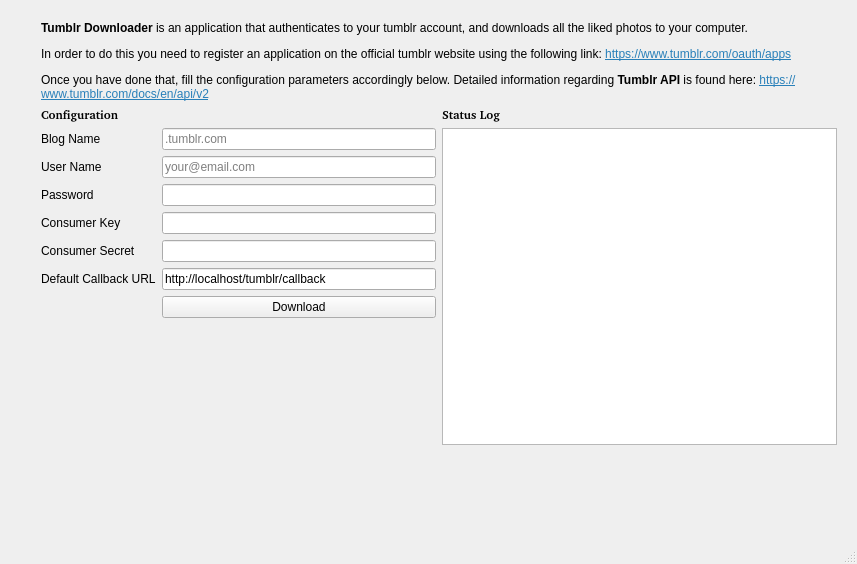
First picture: the form in tumblr-downloader-gui/mainwindow.ui, repository neuro-sys/tumblr-likes-downloader, before the edit.
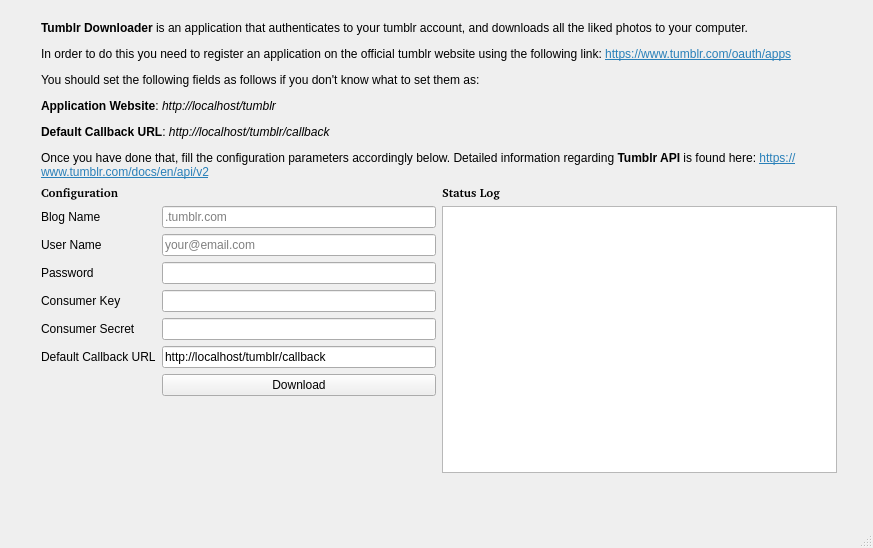
Second picture: the form after the edit.

Commit message: Improve desciption and enable URL links opening

The edit to the form file:
```diff
--- a/tumblr-downloader-gui/mainwindow.ui
+++ b/tumblr-downloader-gui/mainwindow.ui
@@ -6,8 +6,8 @@
    <rect>
     <x>0</x>
     <y>0</y>
-    <width>857</width>
-    <height>564</height>
+    <width>873</width>
+    <height>548</height>
    </rect>
   </property>
   <property name="windowTitle">
@@ -20,14 +20,14 @@
       <x>30</x>
       <y>10</y>
       <width>818</width>
-      <height>446</height>
+      <height>474</height>
      </rect>
     </property>
     <layout class="QVBoxLayout" name="verticalLayout">
      <item>
       <widget class="QLabel" name="label_3">
        <property name="text">
-        <string>&lt;html&gt;&lt;head/&gt;&lt;body&gt;&lt;p&gt;&lt;span style=&quot; font-weight:600;&quot;&gt;Tumblr Downloader&lt;/span&gt; is an application that authenticates to your tumblr account, and downloads all the liked photos to your computer.&lt;/p&gt;&lt;p&gt;In order to do this you need to register an application on the official tumblr website using the following link: &lt;a href=&quot;https://www.tumblr.com/oauth/apps&quot;&gt;&lt;span style=&quot; text-decoration: underline; color:#2980b9;&quot;&gt;https://www.tumblr.com/oauth/apps&lt;/span&gt;&lt;/a&gt;&lt;/p&gt;&lt;p&gt;Once you have done that, fill the configuration parameters accordingly below. Detailed information regarding &lt;span style=&quot; font-weight:600;&quot;&gt;Tumblr API&lt;/span&gt; is found here: &lt;a href=&quot;https://www.tumblr.com/docs/en/api/v2&quot;&gt;&lt;span style=&quot; text-decoration: underline; color:#2980b9;&quot;&gt;https://www.tumblr.com/docs/en/api/v2&lt;/span&gt;&lt;/a&gt;&lt;/p&gt;&lt;/body&gt;&lt;/html&gt;</string>
+        <string>&lt;html&gt;&lt;head/&gt;&lt;body&gt;&lt;p&gt;&lt;span style=&quot; font-weight:600;&quot;&gt;Tumblr Downloader&lt;/span&gt; is an application that authenticates to your tumblr account, and downloads all the liked photos to your computer.&lt;/p&gt;&lt;p&gt;In order to do this you need to register an application on the official tumblr website using the following link: &lt;a href=&quot;https://www.tumblr.com/oauth/apps&quot;&gt;&lt;span style=&quot; text-decoration: underline; color:#2980b9;&quot;&gt;https://www.tumblr.com/oauth/apps&lt;/span&gt;&lt;/a&gt;&lt;/p&gt;&lt;p&gt;You should set the following fields as follows if you don't know what to set them as:&lt;/p&gt;&lt;p&gt;&lt;span style=&quot; font-weight:600;&quot;&gt;Application Website&lt;/span&gt;: &lt;span style=&quot; font-style:italic;&quot;&gt;http://localhost/tumblr&lt;/span&gt;&lt;/p&gt;&lt;p&gt;&lt;span style=&quot; font-weight:600;&quot;&gt;Default Callback URL&lt;/span&gt;: &lt;span style=&quot; font-style:italic;&quot;&gt;http://localhost/tumblr/callback&lt;/span&gt;&lt;/p&gt;&lt;p&gt;Once you have done that, fill the configuration parameters accordingly below. Detailed information regarding &lt;span style=&quot; font-weight:600;&quot;&gt;Tumblr API&lt;/span&gt; is found here: &lt;a href=&quot;https://www.tumblr.com/docs/en/api/v2&quot;&gt;&lt;span style=&quot; text-decoration: underline; color:#2980b9;&quot;&gt;https://www.tumblr.com/docs/en/api/v2&lt;/span&gt;&lt;/a&gt;&lt;/p&gt;&lt;/body&gt;&lt;/html&gt;</string>
        </property>
        <property name="wordWrap">
         <bool>true</bool>
```
Left out of the diff: 8 changed lines with no effect on the pictures.
